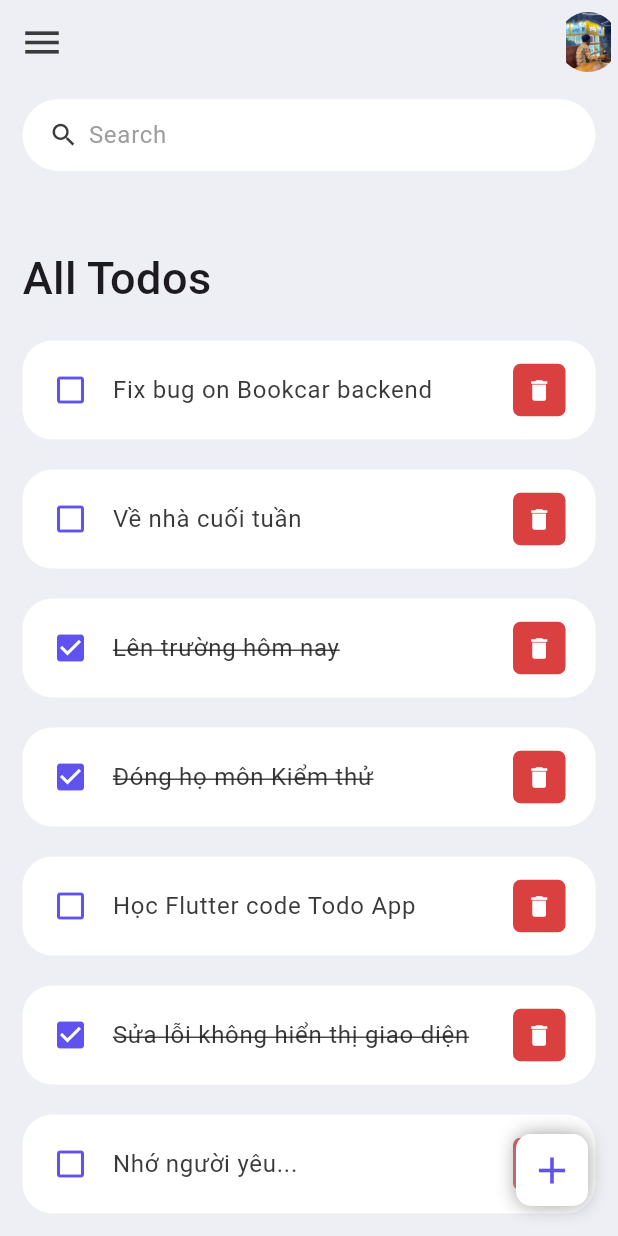
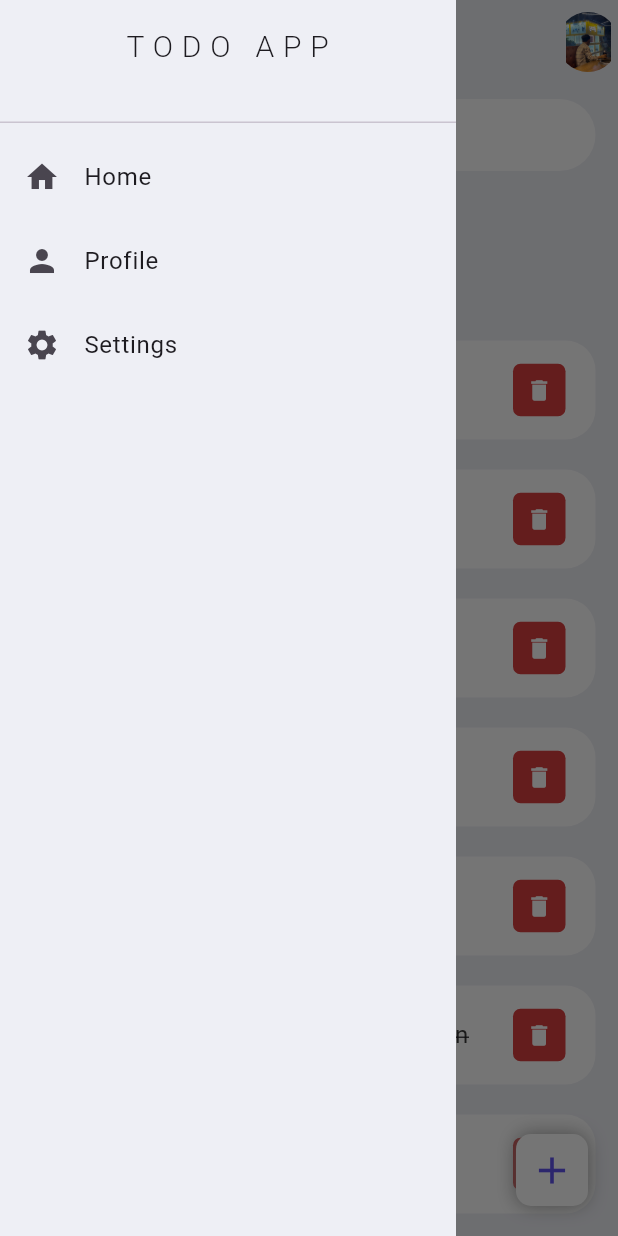
Before and after one commit to cuonvc/todo_app, a Flutter app: the screen it shows after launch, with the side drawer open (before the commit the screen has no drawer), on a phone screen of 412 x 824 dp. Run offline on Flutter 3.47's test engine with Material 3 defaults, Android fonts, the phone set to English and light mode, and no system bars.

Commit message:
update/navigation using drawer

```diff
--- a/lib/main.dart
+++ b/lib/main.dart
@@ -1,5 +1,7 @@
 import 'package:flutter/material.dart';
 import 'package:todo_app/screens/home.dart';
+import 'package:todo_app/screens/profile.dart';
+import 'package:todo_app/screens/settings.dart';
 
 void main() {
   runApp(const MyApp());
@@ -12,7 +14,12 @@ class MyApp extends StatelessWidget {
   Widget build(BuildContext context) {
     return MaterialApp(
       title: "Todo App 1",
-      home: Home()
+      home: Home(),
+      routes: {
+        '': (context) => Home(),
+        '/profile': (context) => Profile(),
+        '/settings': (context) => Settings()
+      },
     );
   }
 }
--- a/lib/screens/home.dart
+++ b/lib/screens/home.dart
@@ -7,6 +7,7 @@ import 'package:flutter/widgets.dart';
 import 'package:todo_app/constants/colors.dart';
 import 'package:todo_app/models/todo.dart';
 import 'package:todo_app/widgets/blur_background.dart';
+import 'package:todo_app/widgets/drawer.dart';
 import 'package:todo_app/widgets/search_box.dart';
 import 'package:todo_app/widgets/todo_item.dart';
 
@@ -28,10 +29,9 @@ class _HomeState extends State<Home> {
   Widget build(BuildContext context) {
     return Scaffold(
         backgroundColor: tdBGColor,
-      appBar: BaseAppBar(
-        appBar: AppBar(),
-        //...any widgets customize for the appbar
-      ),
+        appBar: BaseAppBar(appBar: AppBar()),
+        drawer: BaseDrawer(),
+
         body: GestureDetector(
           onTap: () {
             setState(() {
@@ -68,12 +68,13 @@ class _HomeState extends State<Home> {
                 ),
               ),
 
-            //blur
+              //blur background
               Visibility(
                 visible: clickedAddItem ? true : false,
                 child: BlurBackground()
               ),
 
+              //add todo item
               Align(
                   alignment: Alignment.bottomCenter,
                   child: Container(
@@ -107,7 +108,6 @@ class _HomeState extends State<Home> {
                             ),
                           ),
                         ),
-
 
                         Container(
                             decoration: BoxDecoration(
--- /dev/null
+++ b/lib/screens/profile.dart
@@ -0,0 +1,15 @@
+import 'package:flutter/material.dart';
+import 'package:todo_app/widgets/app_bar.dart';
+import 'package:todo_app/widgets/drawer.dart';
+
+class Profile extends StatelessWidget {
+
+  @override
+  Widget build(BuildContext context) {
+    return Scaffold(
+      appBar: BaseAppBar(appBar: AppBar()),
+
+      body: Text("The Profile screen"),
+    );
+  }
+}
--- /dev/null
+++ b/lib/screens/settings.dart
@@ -0,0 +1,15 @@
+import 'package:flutter/material.dart';
+import 'package:todo_app/widgets/app_bar.dart';
+import 'package:todo_app/widgets/drawer.dart';
+
+class Settings extends StatelessWidget {
+
+  @override
+  Widget build(BuildContext context) {
+    return Scaffold(
+      appBar: BaseAppBar(appBar: AppBar()),
+
+      body: Text("The Setting page"),
+    );
+  }
+}
--- a/lib/widgets/app_bar.dart
+++ b/lib/widgets/app_bar.dart
@@ -15,7 +15,7 @@ class BaseAppBar extends StatelessWidget implements PreferredSizeWidget {
   AppBar build(BuildContext context) {
     return AppBar(
       backgroundColor: tdBGColor,
-      leading: Icon(Icons.menu, color: tdBlack, size: 30,),
+      // automaticallyImplyLeading: false, //disable back button
       actions: [
         Container(
           height: 40,
--- /dev/null
+++ b/lib/widgets/drawer.dart
@@ -0,0 +1,52 @@
+import 'package:flutter/cupertino.dart';
+import 'package:flutter/material.dart';
+import 'package:todo_app/constants/colors.dart';
+
+class BaseDrawer extends StatelessWidget {
+
+  @override
+  Drawer build(BuildContext context) {
+    return Drawer(
+      backgroundColor: tdBGColor,
+      shape: const RoundedRectangleBorder(
+        borderRadius: BorderRadius.zero
+      ),
+      child: ListView(
+        children: [
+          SizedBox(
+            height: 90,
+            child: DrawerHeader(
+              child: Text(
+                "T O D O   A P P",
+                textAlign: TextAlign.center,
+                style: TextStyle(fontSize: 20, fontWeight: FontWeight.w300),
+              ),
+            ),
+          ),
+
+          ListTile(
+            leading: Icon(Icons.home),
+            title: Text("Home"),
+            onTap: () {
+              Navigator.pushNamed(context, '/');
+            },
+          ),
+          ListTile(
+            leading: Icon(Icons.person),
+            title: Text("Profile"),
+            onTap: () {
+              Navigator.pushNamed(context, "/profile");
+            },
+          ),
+          ListTile(
+            leading: Icon(Icons.settings),
+            title: Text("Settings"),
+            onTap: () {
+              Navigator.pushNamed(context, "/settings");
+            },
+          ),
+        ],
+      ),
+    );
+  }
+}
```
Lines whose indentation alone changed are shown as unchanged.
